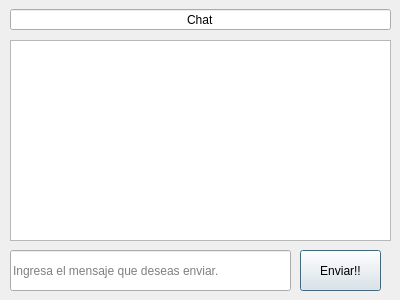
Qt form ventanadeconversaciondialog.ui (radavach/trabajoEchauri) before a commit.
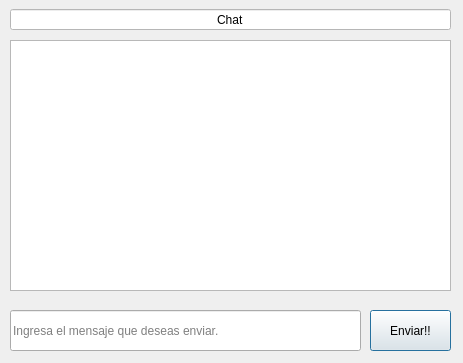
The same form after that commit.

```diff
--- a/ventanadeconversaciondialog.ui
+++ b/ventanadeconversaciondialog.ui
@@ -6,8 +6,8 @@
    <rect>
     <x>0</x>
     <y>0</y>
-    <width>400</width>
-    <height>300</height>
+    <width>463</width>
+    <height>363</height>
    </rect>
   </property>
   <property name="windowTitle">
@@ -15,19 +15,22 @@
   </property>
   <widget class="QLineEdit" name="chatLineEdit">
    <property name="enabled">
-    <bool>true</bool>
+    <bool>false</bool>
    </property>
    <property name="geometry">
     <rect>
      <x>10</x>
      <y>9</y>
-     <width>381</width>
+     <width>441</width>
      <height>21</height>
     </rect>
    </property>
    <property name="layoutDirection">
     <enum>Qt::LeftToRight</enum>
    </property>
+   <property name="styleSheet">
+    <string notr="true">background-color: white; color: black</string>
+   </property>
    <property name="text">
     <string>Chat</string>
    </property>
@@ -35,24 +38,11 @@
     <set>Qt::AlignCenter</set>
    </property>
   </widget>
-  <widget class="QTableWidget" name="VentanatableWidget">
-   <property name="enabled">
-    <bool>true</bool>
-   </property>
-   <property name="geometry">
-    <rect>
-     <x>10</x>
-     <y>40</y>
-     <width>381</width>
-     <height>201</height>
-    </rect>
-   </property>
-  </widget>
   <widget class="QPushButton" name="EnviarpushButton">
    <property name="geometry">
     <rect>
-     <x>300</x>
-     <y>250</y>
+     <x>370</x>
+     <y>310</y>
      <width>81</width>
      <height>41</height>
     </rect>
@@ -65,8 +55,8 @@
    <property name="geometry">
     <rect>
      <x>10</x>
-     <y>250</y>
-     <width>281</width>
+     <y>310</y>
+     <width>351</width>
      <height>41</height>
     </rect>
    </property>
@@ -74,6 +64,37 @@
     <string>Ingresa el mensaje que deseas enviar. </string>
    </property>
   </widget>
+  <widget class="QTableWidget" name="conversaciontableWidget">
+   <property name="enabled">
+    <bool>true</bool>
+   </property>
+   <property name="geometry">
+    <rect>
+     <x>10</x>
+     <y>40</y>
+     <width>441</width>
+     <height>251</height>
+    </rect>
+   </property>
+   <property name="verticalScrollBarPolicy">
+    <enum>Qt::ScrollBarAsNeeded</enum>
+   </property>
+   <property name="horizontalScrollBarPolicy">
+    <enum>Qt::ScrollBarAsNeeded</enum>
+   </property>
+   <property name="sizeAdjustPolicy">
+    <enum>QAbstractScrollArea::AdjustIgnored</enum>
+   </property>
+   <property name="autoScroll">
+    <bool>true</bool>
+   </property>
+   <property name="verticalScrollMode">
+    <enum>QAbstractItemView::ScrollPerPixel</enum>
+   </property>
+   <property name="horizontalScrollMode">
+    <enum>QAbstractItemView::ScrollPerPixel</enum>
+   </property>
+  </widget>
  </widget>
  <resources/>
  <connections/>
```
